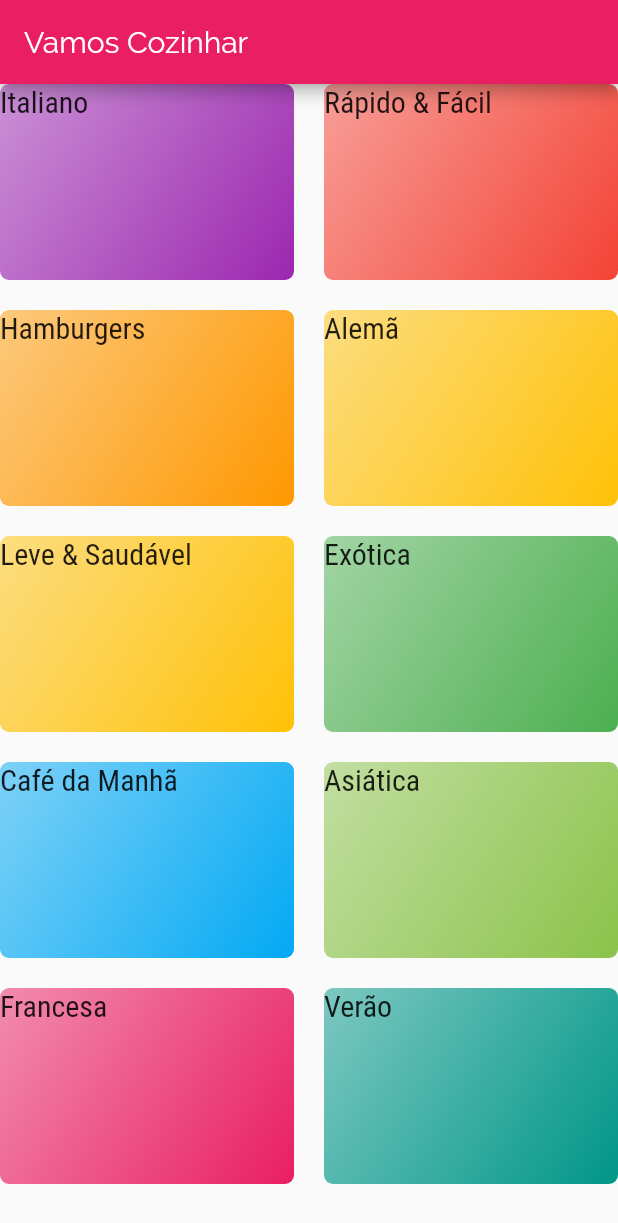
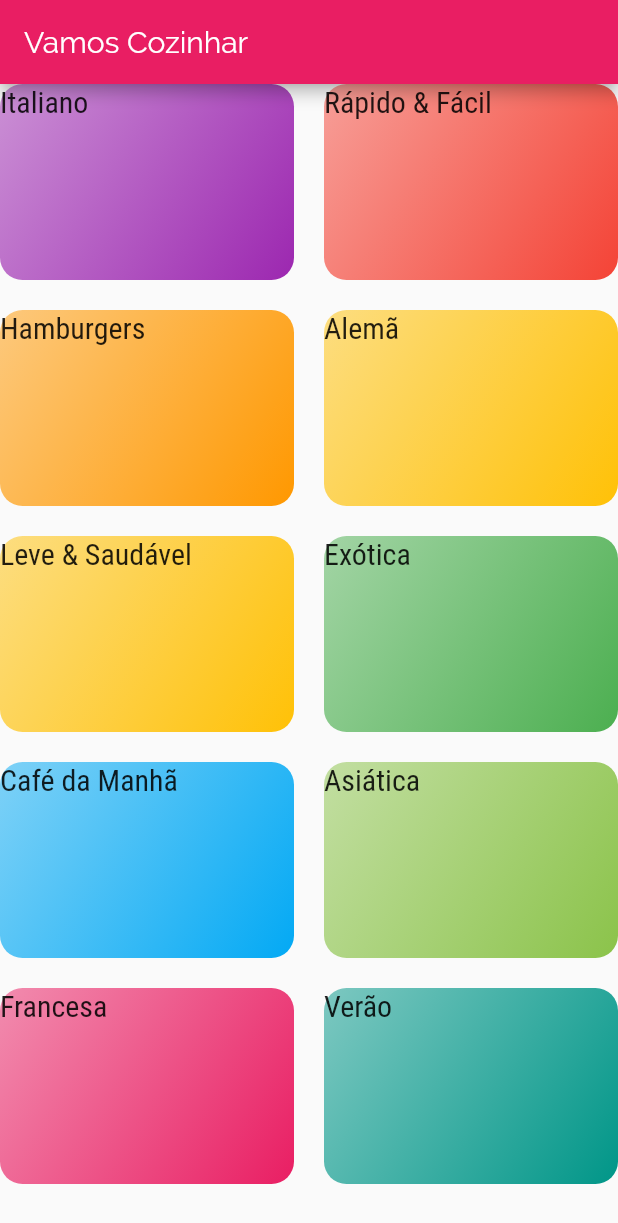
Before and after one commit to DIMAAGR/curso_flutter_cod3r, a Flutter app: the screen it shows after launch, on a phone screen of 412 x 824 dp. Shown: the top 1223 px of the screen. Run offline on Flutter 3.47's test engine with Material 2 defaults, Android fonts, the phone set to English and light mode, and no system bars.

Commit message:
Rotas Nomeadas

```diff
--- a/lib/components/category_item.dart
+++ b/lib/components/category_item.dart
@@ -1,29 +1,27 @@
-
-
 import 'package:flutter/material.dart';
 import 'package:meals/models/category.dart';
-import '../screens/categories_meals_screen.dart';
+import 'package:meals/utils/app_routes.dart';
 
 class CategoryItem extends StatelessWidget {
 
 final Category category;
 const CategoryItem(this.category);
 
-void _selectCategory(BuildContext context){
-  Navigator.of(context).push(
-    MaterialPageRoute(
-      builder: (_) {
-        return CategoriesMealsScreen(category);
-      },
-    ),
-  );
+
+ void _selectCategory(BuildContext context){
+  Navigator.of(context).pushNamed(
+    AppRoutes.CATEGORIES_MEALS,
+    arguments: category
+    );
 }
+
+
 
   @override
   Widget build(BuildContext context) {
     return InkWell(
       onTap: () => _selectCategory(context),
-      borderRadius: BorderRadius.circular(6),
+      borderRadius: BorderRadius.circular(15),
       splashColor: Theme.of(context).primaryColor,
           child: Container(
         child: Text(
@@ -31,7 +29,7 @@ void _selectCategory(BuildContext context){
           style: Theme.of(context).textTheme.title,
         ),
         decoration: BoxDecoration(
-          borderRadius: BorderRadius.circular(6),
+          borderRadius: BorderRadius.circular(15),
           gradient: LinearGradient(
             colors: [
               category.color.withOpacity(0.5),
--- a/lib/main.dart
+++ b/lib/main.dart
@@ -1,5 +1,7 @@
 import 'package:flutter/material.dart';
+import 'package:meals/utils/app_routes.dart';
 import 'screens/categories_screen.dart';
+import 'screens/categories_meals_screen.dart';
 
 void main() => runApp(MyApp());
 
@@ -19,7 +21,10 @@ class MyApp extends StatelessWidget {
           )
         )
       ),
-      home: CategoriesScreen(),
+      routes: {
+        AppRoutes.HOME : (ctx) => CategoriesScreen(),
+        AppRoutes.CATEGORIES_MEALS : (ctx) => CategoriesMealsScreen(),
+      },
     );
   }
 }
--- a/lib/screens/categories_meals_screen.dart
+++ b/lib/screens/categories_meals_screen.dart
@@ -2,12 +2,10 @@ import 'package:flutter/material.dart';
 import 'package:meals/models/category.dart';
 
 class CategoriesMealsScreen extends StatelessWidget {
-  final Category category;
-
-  const CategoriesMealsScreen(this.category);
-
   @override
   Widget build(BuildContext context) {
+    final category = ModalRoute.of(context).settings.arguments as Category;
+
     return Scaffold(
       appBar: AppBar(
         title: Text(
--- /dev/null
+++ b/lib/utils/app_routes.dart
@@ -0,0 +1,4 @@
+class AppRoutes {
+  static const HOME = '/';
+  static const CATEGORIES_MEALS = '/categories-meals';
+}
```
